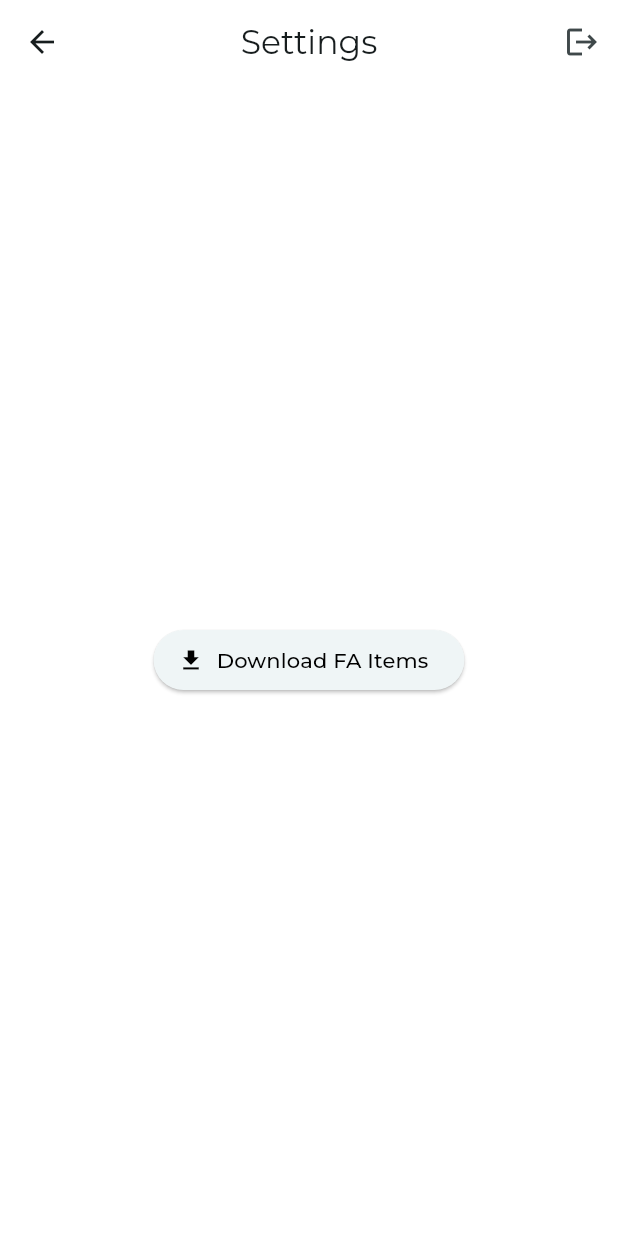
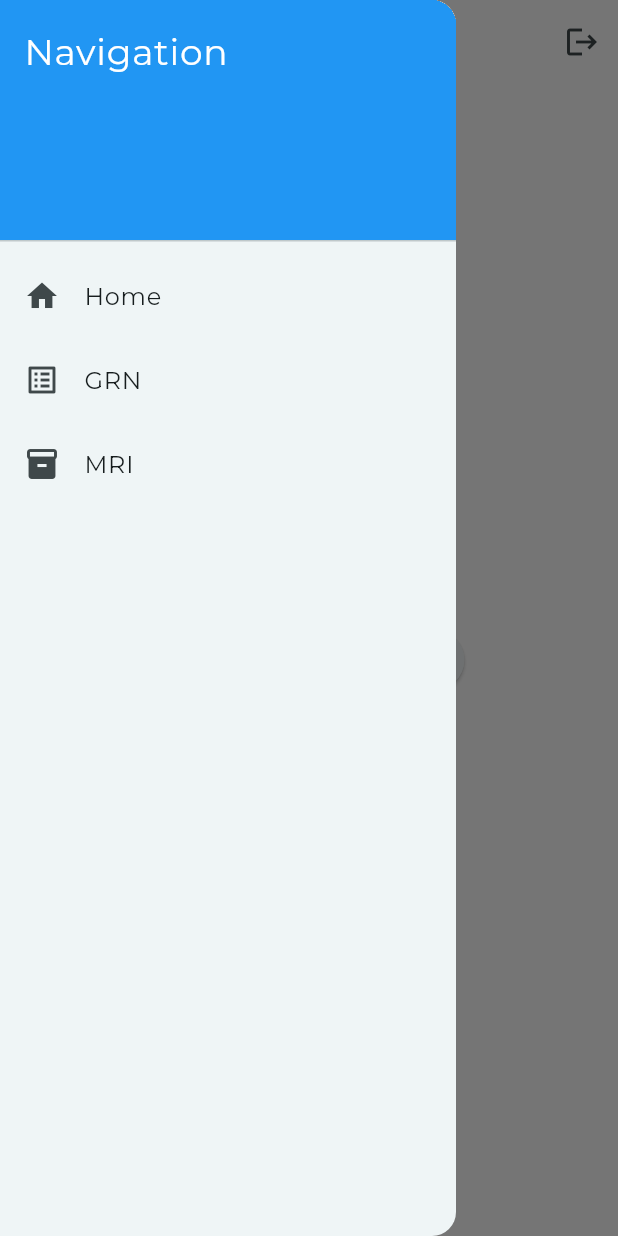
Before and after one commit to Ockersz/mri-new, a Flutter app: the Settings screen opened by its route, with the side drawer open (before the commit the screen has no drawer), on a phone screen of 412 x 824 dp. Run offline on Flutter 3.47's test engine with Material 3 defaults, Android fonts, the light colour scheme and no system bars; our stand-ins replace connectivity_plus, flutter_dotenv, google_fonts, hive, hive_flutter, internet_connection_checker; missing offline and left inert: mobile_scanner, search_choices; accounts and stored records are empty; network calls fail.

Commit message:
Add Home and GRN screens with navigation and drawer functionality

```diff
--- a/lib/login/view.dart
+++ b/lib/login/view.dart
@@ -35,10 +35,12 @@ class _LoginPageState extends State<LoginPage> {
       );
     }
 
-    await UserRepository().login(username, password).then((userDetails) {
+    await UserRepository()
+        .login(username, password)
+        .then((userDetails) {
           //navigate to home page
           if (userDetails.userId.isNotEmpty) {
-        Navigator.pushReplacementNamed(context, '/material-issue-note');
+            Navigator.pushReplacementNamed(context, '/home');
           } else {
             showDialog(
               context: context,
@@ -55,7 +57,8 @@ class _LoginPageState extends State<LoginPage> {
               },
             );
           }
-    }).catchError((error) {
+        })
+        .catchError((error) {
           showDialog(
             context: context,
             builder: (context) {
@@ -138,10 +141,7 @@ class _LoginPageState extends State<LoginPage> {
               ),
               child: const Padding(
                 padding: EdgeInsets.symmetric(horizontal: 32.0, vertical: 12.0),
-                child: Text(
-                  'Login',
-                  style: TextStyle(fontSize: 18),
-                ),
+                child: Text('Login', style: TextStyle(fontSize: 18)),
               ),
             ),
             const SizedBox(height: 25.0),
--- a/lib/settings/view.dart
+++ b/lib/settings/view.dart
@@ -5,6 +5,7 @@ import 'package:flutter/material.dart';
 import 'package:flutter/services.dart';
 import 'package:mri/custom_alert/custom_alert.dart';
 import 'package:mri/data/fa_items/fa_items_repository.dart';
+import 'package:mri/data/user/user_repository.dart';
 
 class Settings extends StatefulWidget {
   static const routeName = '/settings';
@@ -28,8 +29,9 @@ class _SettingsState extends State<Settings> {
 
     initConnectivity();
 
-    _connectivitySubscription =
-        _connectivity.onConnectivityChanged.listen(_updateConnectionStatus);
+    _connectivitySubscription = _connectivity.onConnectivityChanged.listen(
+      _updateConnectionStatus,
+    );
   }
 
   Future<void> initConnectivity() async {
@@ -142,10 +144,14 @@ class _SettingsState extends State<Settings> {
       appBar: AppBar(
         title: const Text('Settings'),
         centerTitle: true,
-        leading: IconButton(
-          icon: const Icon(Icons.arrow_back),
+        leading: Builder(
+          builder: (BuildContext context) {
+            return IconButton(
+              icon: const Icon(Icons.menu),
               onPressed: () {
-            Navigator.pushNamed(context, '/material_issue_note');
+                Scaffold.of(context).openDrawer(); // Opens the drawer
+              },
+            );
           },
         ),
         automaticallyImplyLeading: false,
@@ -153,9 +159,52 @@ class _SettingsState extends State<Settings> {
           IconButton(
             icon: const Icon(Icons.logout),
             onPressed: () {
-                Navigator.pop(context);
-              }),
+              UserRepository().logout();
+              Navigator.pushNamed(context, '/login');
+            },
+          ),
         ],
+      ),
+      drawer: Drawer(
+        child: ListView(
+          padding: EdgeInsets.zero,
+          children: [
+            const DrawerHeader(
+              decoration: BoxDecoration(color: Colors.blue),
+              child: Text(
+                'Navigation',
+                style: TextStyle(color: Colors.white, fontSize: 24),
+              ),
+            ),
+            ListTile(
+              leading: const Icon(Icons.home),
+              title: const Text('Home'),
+              onTap: () {
+                Navigator.pushNamed(
+                  context,
+                  '/home',
+                ); // Replace with your home route
+              },
+            ),
+            ListTile(
+              leading: const Icon(Icons.list_alt),
+              title: const Text('GRN'),
+              onTap: () {
+                Navigator.pushNamed(
+                  context,
+                  '/grn',
+                ); // Replace with your GRN list route
+              },
+            ),
+            ListTile(
+              leading: const Icon(Icons.inventory),
+              title: const Text('MRI'),
+              onTap: () {
+                Navigator.pushNamed(context, '/material-issue-note');
+              },
+            ),
+          ],
+        ),
       ),
       body: Center(
         child: SafeArea(
@@ -166,10 +215,12 @@ class _SettingsState extends State<Settings> {
                 onPressed: () {
                   isSubmit ? null : _downloadFaItems();
                 },
-                  label: isSubmit
+                label:
+                    isSubmit
                         ? const CircularProgressIndicator()
                         : const Text('Download FA Items'),
-                  icon: isSubmit ? null : const Icon(Icons.download)),
+                icon: isSubmit ? null : const Icon(Icons.download),
+              ),
             ],
           ),
         ),
```
Also changed, not shown: lib/grn/view.dart (added, +85 -0 lines), lib/home/view.dart (added, +53 -0 lines), lib/main.dart (+10 -3 lines), lib/mri/view.dart (+50 -4 lines). Lines whose indentation alone changed are shown as unchanged.
